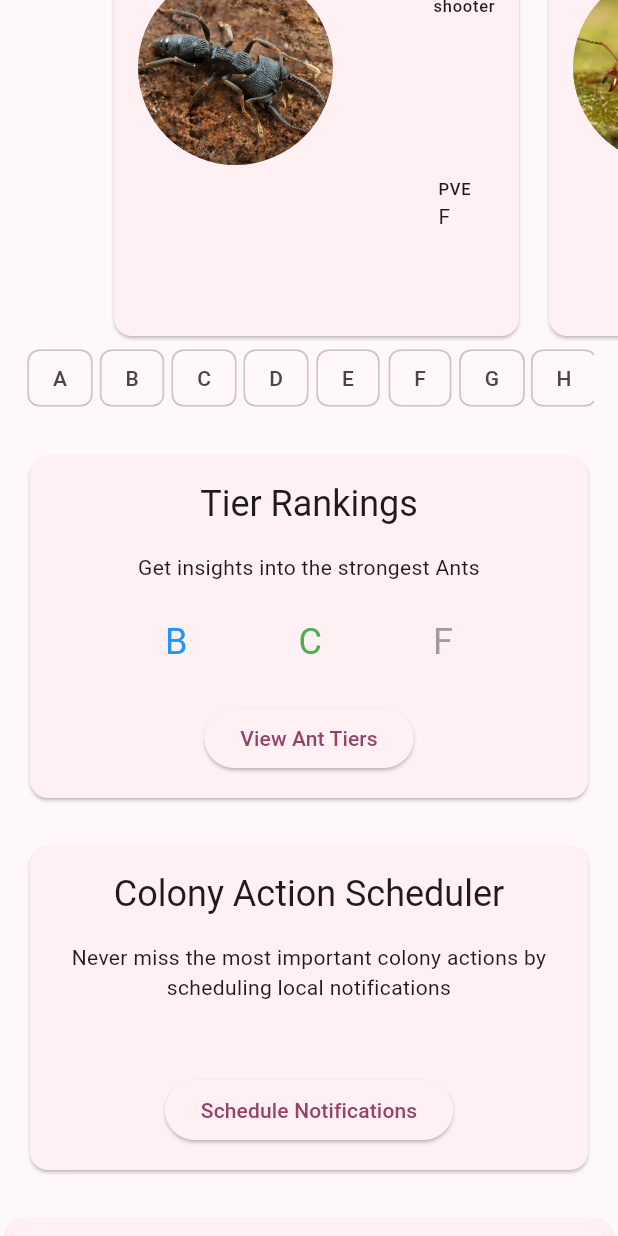
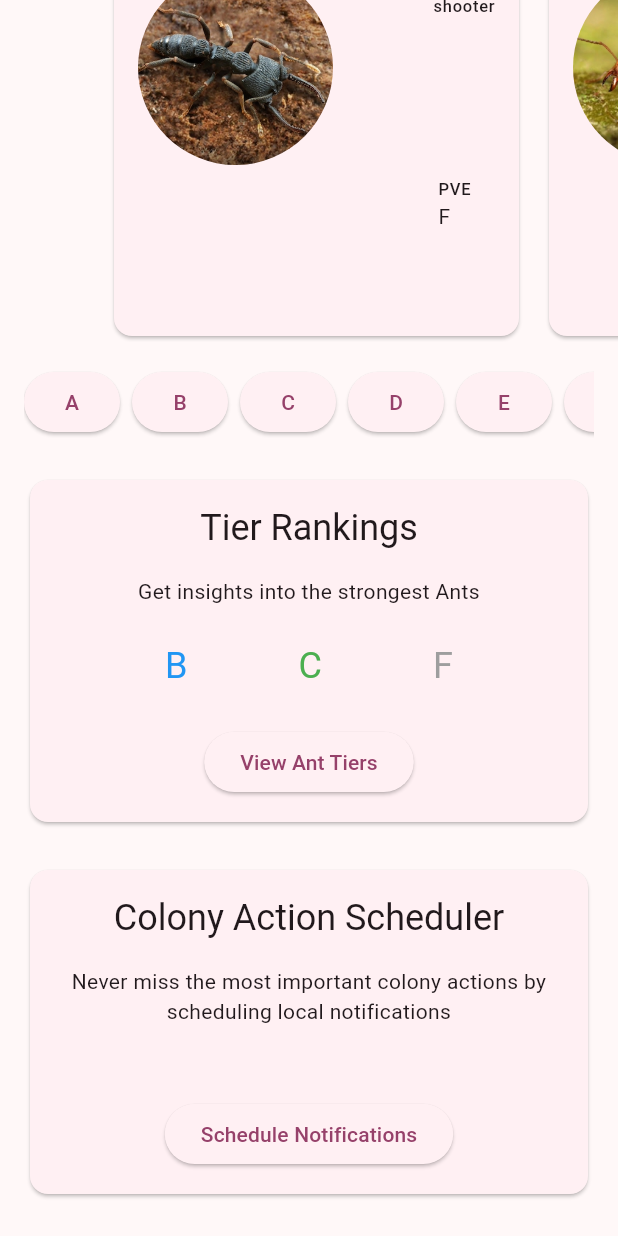
Before and after one commit to dunatron/ants_companion, a Flutter app: the screen it shows after launch, scrolled down 576 dp, on a phone screen of 412 x 824 dp. Run offline on Flutter 3.47's test engine with Material 3 defaults, Android fonts, the light colour scheme and no system bars; our stand-ins replace equatable, flutter_local_notifications, get_it, go_router, hive, hive_flutter and 3 more; accounts and stored records are empty.

Commit message:
button visuals update on ants carousel

```diff
--- a/lib/ui/ants/ants_carousel/ants_carousel.dart
+++ b/lib/ui/ants/ants_carousel/ants_carousel.dart
@@ -161,19 +161,20 @@ class _AntsCarouselState extends State<AntsCarousel>
           slides: widget.ants.map((ant) => _slide(ant)).toList(),
         ),
         Padding(
-          padding:
-              const EdgeInsets.fromLTRB(Spacing.l, 0, Spacing.l, Spacing.vl),
+          padding: const EdgeInsets.fromLTRB(
+              Spacing.l, Spacing.l, Spacing.l, Spacing.vl),
           child: DraggableScrollConfiguration(
             child: SingleChildScrollView(
               scrollDirection: Axis.horizontal,
               child: Row(
                 children: [
                   ...sortedLetters.map(
-                    (letter) => GestureDetector(
-                      onTap: () => goToIndex(
-                        widget.ants.indexOfFirstLetterFoundOnName(letter),
-                      ),
-                      child: Chip(label: Text(letter)),
+                    (letter) => Padding(
+                      padding: const EdgeInsets.only(right: 8),
+                      child: ElevatedButton(
+                          onPressed: () => goToIndex(widget.ants
+                              .indexOfFirstLetterFoundOnName(letter)),
+                          child: Text(letter)),
                     ),
                   )
                 ],
```
